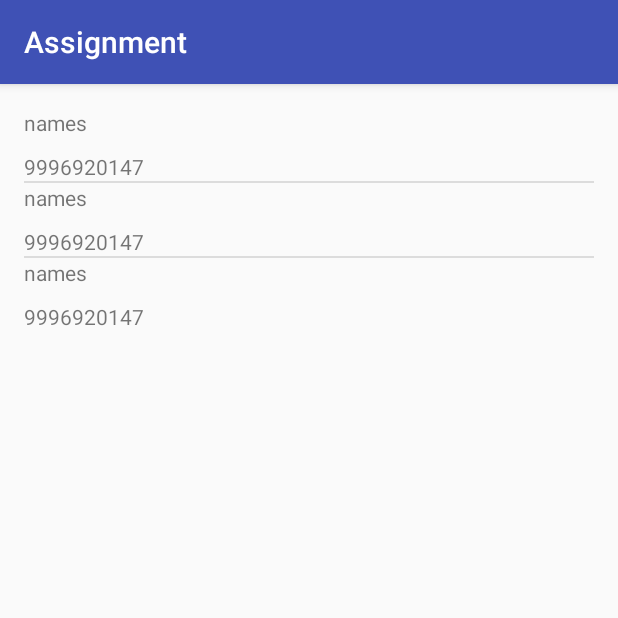
After one commit to sainisangeet/AssignmentCompany, an Android app: the ListViewDatabase screen opened directly, with no data from a screen before it, on a phone screen of 412 x 824 dp, the top half of it. The commit adds this screen. Run offline under Robolectric (Android 15) with nearby library versions, the phone set to English and light mode, and no system bars.

Commit message:
databade commit

```diff
--- a/Assignment/app/src/main/AndroidManifest.xml
+++ b/Assignment/app/src/main/AndroidManifest.xml
@@ -43,8 +43,9 @@
         <activity android:name=".listfragment.FragmentList" />
         <activity android:name=".recyclerviewwithprogressbar.RecyclerViewMainactivity" />
         <activity android:name=".pagination.Pagination" />
-        <activity android:name=".volley.MainActivity">
-        </activity>
+        <activity android:name=".volley.MainActivity" />
+        <activity android:name=".database.DataBaseActivity" />
+        <activity android:name=".database.ListViewDatabase"></activity>
     </application>
 
 </manifest>
--- /dev/null
+++ b/Assignment/app/src/main/java/com/example/sangeeth/assignment/database/Contacts.java
@@ -0,0 +1,39 @@
+package com.example.sangeeth.assignment.database;
+
+import java.io.Serializable;
+
+/**
+ * Created by sangeeth on 21/2/17.
+ */
+
+public class Contacts implements Serializable {
+
+    public Contacts(){
+
+    }
+
+    String name;
+
+    public Contacts(String name,String mobile){
+        this.name = name;
+        this.mobile=mobile;
+    }
+
+    public String getMobile() {
+        return mobile;
+    }
+
+    public void setMobile(String mobile) {
+        this.mobile = mobile;
+    }
+
+    public String getName() {
+        return name;
+    }
+
+    public void setName(String name) {
+        this.name = name;
+    }
+
+    String mobile;
+}
--- /dev/null
+++ b/Assignment/app/src/main/java/com/example/sangeeth/assignment/database/DataBaseHandler.java
@@ -0,0 +1,91 @@
+package com.example.sangeeth.assignment.database;
+
+import android.content.ContentValues;
+import android.content.Context;
+import android.database.Cursor;
+import android.database.DatabaseErrorHandler;
+import android.database.sqlite.SQLiteDatabase;
+import android.database.sqlite.SQLiteOpenHelper;
+import android.util.Log;
+
+import java.util.ArrayList;
+import java.util.List;
+
+/**
+ * Created by sangeeth on 21/2/17.
+ */
+
+public class DataBaseHandler extends SQLiteOpenHelper {
+
+    private static final int DatabaseVersion = 1;
+    private static final String DatabaseName = "ListValue";
+    private static final String TableName = "tabledata";
+
+
+    /**
+     *  attributes of the table name tabledata
+     * @param context
+     * @param name
+     * @param factory
+     * @param version
+     */
+
+    private static final String ID = "id";
+    private static final String Name = "name";
+    private static final String Mobile = "mobile";
+
+    public DataBaseHandler(Context context) {
+        super(context, DatabaseName, null, DatabaseVersion);
+    }
+
+    public DataBaseHandler(Context context, String name, SQLiteDatabase.CursorFactory factory, int version, DatabaseErrorHandler errorHandler) {
+        super(context, name, factory, version, errorHandler);
+    }
+
+    @Override
+    public void onCreate(SQLiteDatabase db) {
+
+     //   String Create_Table = "create table " + TableName + " ( " + Name + " TEXT," + Mobile + " TEXT " + ")";
+        String Create_Table = "create table tabledata ( name text , mobile text )";
+     //   Log.i("Create_Table ",Create_Table);
+        db.execSQL(Create_Table);
+    }
+
+    @Override
+    public void onUpgrade(SQLiteDatabase db, int oldVersion, int newVersion) {
+
+    }
+
+    public long addContacts(Contacts contacts){
+        SQLiteDatabase db = this.getWritableDatabase();
+
+        ContentValues contentValues =new ContentValues();
+
+
+        contentValues.put(Name,contacts.getName());
+        contentValues.put(Mobile,contacts.getMobile());
+   //     Log.v("name and mobile ",contentValues.size() + "    " + contacts.getMobile());
+        long result = db.insert(TableName,null,contentValues);
+        db.close();
+        return result;
+    }
+
+
+    public List<Contacts> getalldata() {
+        List<Contacts> contactList = new ArrayList<>();
+        SQLiteDatabase db = this.getWritableDatabase();
+        Cursor res = db.rawQuery("select * from " + TableName, null);
+        if (res.moveToFirst()){
+            while (res.moveToNext()!=res.isLast()) {
+                Contacts contacts = new Contacts();
+                contacts.setName(res.getString(0));
+                contacts.setMobile(res.getString(1));
+          //      Log.e("name " ,res.getString(0));
+                contactList.add(contacts);
+            }
+        }
+        return contactList;
+    }
+
+
+}
--- /dev/null
+++ b/Assignment/app/src/main/java/com/example/sangeeth/assignment/database/DatabaseAdapter.java
@@ -0,0 +1,80 @@
+package com.example.sangeeth.assignment.database;
+
+import android.content.Context;
+import android.util.Log;
+import android.view.LayoutInflater;
+import android.view.View;
+import android.view.ViewGroup;
+import android.widget.BaseAdapter;
+import android.widget.TextView;
+
+import com.example.sangeeth.assignment.AddressAdpter;
+import com.example.sangeeth.assignment.R;
+
+import java.util.ArrayList;
+import java.util.List;
+
+/**
+ * Created by sangeeth on 21/2/17.
+ */
+
+public class DatabaseAdapter extends BaseAdapter {
+
+    Context context;
+    List<Contacts> contactsList;
+
+
+    public DatabaseAdapter(Context contexts, List<Contacts> contactLists){
+        this.context=contexts;
+        this.contactsList=contactLists;
+
+
+    }
+
+    @Override
+    public int getCount() {
+  //      Log.e("contactsList.size()",contactsList.size() + "");
+        return contactsList.size();
+    }
+
+    @Override
+    public Object getItem(int position) {
+    //    Log.e("contactsList.get(position)",contactsList.get(position) + "");
+        return contactsList.get(position);
+    }
+
+    @Override
+    public long getItemId(int position) {
+        return position;
+    }
+
+
+    /* private view holder class */
+    static class ViewHolder {
+        TextView name;
+        TextView mobile;
+
+    }
+
+    @Override
+    public View getView(int position, View convertView, ViewGroup parent) {
+
+        ViewHolder viewHolder = new ViewHolder();
+   //     Log.e("hello","hello");
+
+        if (convertView == null) {
+            convertView = LayoutInflater.from(parent.getContext()).inflate(R.layout.databaselistview_textview, parent,false);
+            viewHolder.name = (TextView) convertView.findViewById(R.id.name);
+            viewHolder.mobile = (TextView) convertView.findViewById(R.id.mobile);
+            convertView.setTag(viewHolder);
+        } else {
+            viewHolder = (ViewHolder) convertView.getTag();
+        }
+
+        Contacts contactItem = (Contacts) getItem(position);
+
+        viewHolder.name.setText(contactItem.getName());
+        viewHolder.mobile.setText(contactItem.getMobile());
+        return convertView;
+    }
+}
--- /dev/null
+++ b/Assignment/app/src/main/java/com/example/sangeeth/assignment/database/ListViewDatabase.java
@@ -0,0 +1,34 @@
+package com.example.sangeeth.assignment.database;
+
+import android.content.Intent;
+import android.support.v7.app.AppCompatActivity;
+import android.os.Bundle;
+import android.util.Log;
+import android.widget.ArrayAdapter;
+import android.widget.ListView;
+
+import com.example.sangeeth.assignment.R;
+
+import java.util.List;
+
+public class ListViewDatabase extends AppCompatActivity {
+
+    @Override
+    protected void onCreate(Bundle savedInstanceState) {
+        super.onCreate(savedInstanceState);
+        setContentView(R.layout.activity_list_view_database);
+
+        Intent intent = getIntent();
+  //      List<Contacts> contactsList = (List<Contacts>) intent.getSerializableExtra("data");
+
+        final DataBaseHandler dataBaseHandler = new DataBaseHandler(this);
+        List<Contacts> contactsList = dataBaseHandler.getalldata();
+
+     //   Log.e("name", String.valueOf(contactsList.size()));
+
+        ListView listView = (ListView) findViewById(R.id.listviewdatabase);
+
+        DatabaseAdapter adapter = new DatabaseAdapter(ListViewDatabase.this,contactsList);
+        listView.setAdapter(adapter);
+    }
+}
--- a/Assignment/app/src/main/java/com/example/sangeeth/assignment/recyclerviewwithprogressbar/UserAdapter.java
+++ b/Assignment/app/src/main/java/com/example/sangeeth/assignment/recyclerviewwithprogressbar/UserAdapter.java
@@ -58,7 +58,8 @@ class UserAdapter extends RecyclerView.Adapter < RecyclerView.ViewHolder >{
         return mUsers.get(position) == null ? VIEW_TYPE_LOADING : VIEW_TYPE_ITEM;
 
     }
-    @Override public RecyclerView.ViewHolder onCreateViewHolder(ViewGroup parent, int viewType) {
+    @Override
+    public RecyclerView.ViewHolder onCreateViewHolder(ViewGroup parent, int viewType) {
         if (viewType == VIEW_TYPE_ITEM) {
             View view = LayoutInflater.from(parent.getContext()).inflate(R.layout.recyclerview_useritem, parent, false);
             return new RecyclerViewMainactivity.UserViewHolder(view);
@@ -68,7 +69,8 @@ class UserAdapter extends RecyclerView.Adapter < RecyclerView.ViewHolder >{
         }
         return null;
     }
-    @Override public void onBindViewHolder(RecyclerView.ViewHolder holder, int position) {
+    @Override
+    public void onBindViewHolder(RecyclerView.ViewHolder holder, int position) {
         if (holder instanceof RecyclerViewMainactivity.UserViewHolder) {
             Products user = mUsers.get(position);
             RecyclerViewMainactivity.UserViewHolder userViewHolder = (RecyclerViewMainactivity.UserViewHolder) holder;
--- /dev/null
+++ b/Assignment/app/src/main/res/layout/activity_list_view_database.xml
@@ -0,0 +1,18 @@
+<?xml version="1.0" encoding="utf-8"?>
+<RelativeLayout xmlns:android="http://schemas.android.com/apk/res/android"
+    xmlns:tools="http://schemas.android.com/tools"
+    android:id="@+id/activity_list_view_database"
+    android:layout_width="match_parent"
+    android:layout_height="match_parent"
+    android:paddingBottom="@dimen/activity_vertical_margin"
+    android:paddingLeft="@dimen/activity_horizontal_margin"
+    android:paddingRight="@dimen/activity_horizontal_margin"
+    android:paddingTop="@dimen/activity_vertical_margin"
+    tools:context="com.example.sangeeth.assignment.database.ListViewDatabase">
+
+    <ListView
+        android:layout_width="match_parent"
+        android:layout_height="wrap_content"
+        android:id="@+id/listviewdatabase"></ListView>
+
+</RelativeLayout>
--- /dev/null
+++ b/Assignment/app/src/main/res/layout/databaselistview_textview.xml
@@ -0,0 +1,20 @@
+<?xml version="1.0" encoding="utf-8"?>
+<LinearLayout xmlns:android="http://schemas.android.com/apk/res/android"
+    android:orientation="vertical" android:layout_width="match_parent"
+    android:layout_height="match_parent"
+    android:layout_marginBottom="50dp">
+
+    <TextView
+        android:layout_width="match_parent"
+        android:layout_height="wrap_content"
+        android:id="@+id/name"
+        android:text="name"
+        android:layout_marginBottom="10dp"/>
+
+    <TextView
+        android:layout_width="match_parent"
+        android:layout_height="wrap_content"
+        android:id="@+id/mobile"
+        android:text="mobile"/>
+
+</LinearLayout>
--- a/Assignment/app/src/main/res/values/strings.xml
+++ b/Assignment/app/src/main/res/values/strings.xml
@@ -142,6 +142,7 @@
     <string name="assignment7">Assignment 7th ListFragment</string>
     <string name="assignment8">Assignment 8th with recyclerview and progressbar</string>
     <string name="assignment9">Assignment 9th JSON</string>
+    <string name="assignment10">Assignment 10th DataBase</string>
 
 
 </resources>
```
Also changed, not shown: Assignment/app/src/main/java/com/example/sangeeth/assignment/AssignMent.java (+12 -1 lines), Assignment/app/src/main/java/com/example/sangeeth/assignment/database/DataBaseActivity.java (added, +51 -0 lines), Assignment/app/src/main/res/layout/activity_data_base.xml (added, +27 -0 lines), Assignment/app/src/main/res/layout/content_assign_ment.xml (+16 -5 lines).
